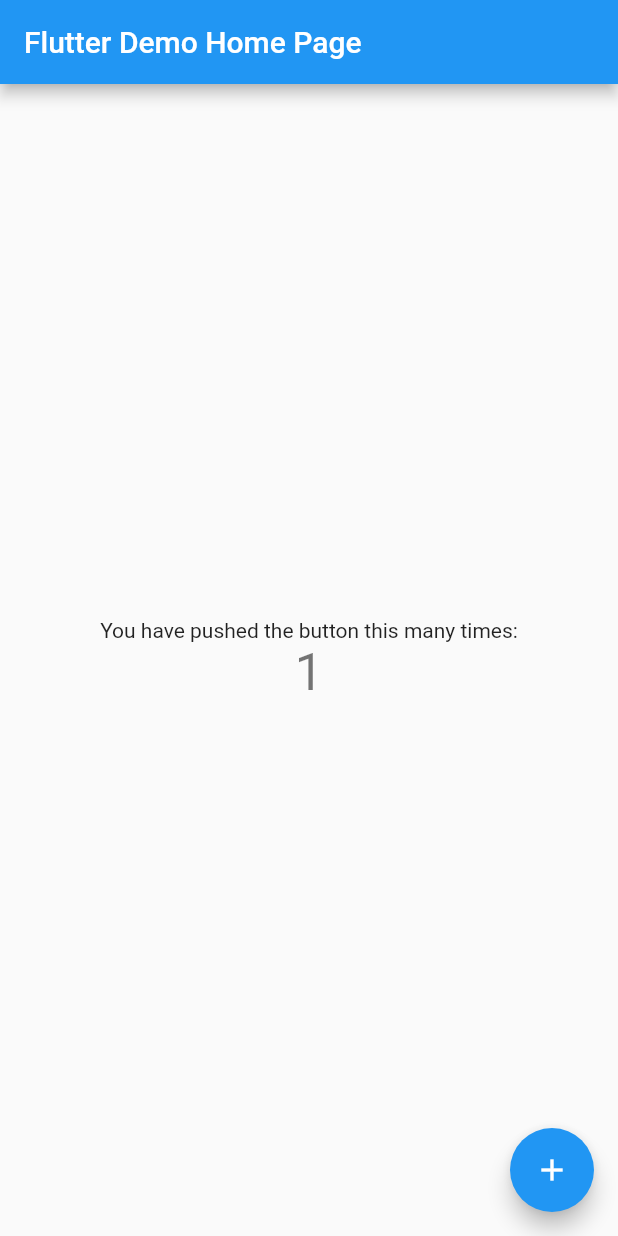
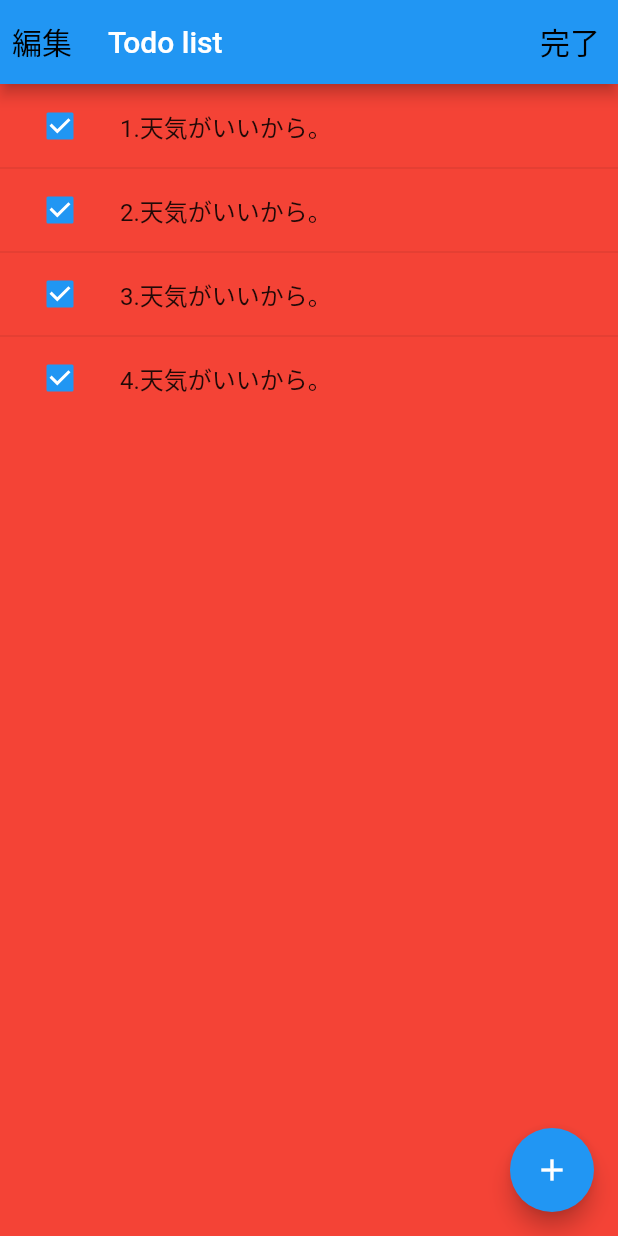
Before and after one commit to MasterHiei/todo_list, a Flutter app: the screen it shows after launch, after a tap on the "add" icon, on a phone screen of 412 x 824 dp. Run offline on Flutter 3.47's test engine with Material 2 defaults, Android fonts, the phone set to English and light mode, and no system bars.

Commit message:
part 1: implement ui

```diff
--- a/lib/main.dart
+++ b/lib/main.dart
@@ -7,109 +7,96 @@ void main() {
 class MyApp extends StatelessWidget {
   const MyApp({super.key});
 
-  // This widget is the root of your application.
   @override
   Widget build(BuildContext context) {
     return MaterialApp(
-      title: 'Flutter Demo',
+      title: 'Todo list',
       theme: ThemeData(
-        // This is the theme of your application.
-        //
-        // Try running your application with "flutter run". You'll see the
-        // application has a blue toolbar. Then, without quitting the app, try
-        // changing the primarySwatch below to Colors.green and then invoke
-        // "hot reload" (press "r" in the console where you ran "flutter run",
-        // or simply save your changes to "hot reload" in a Flutter IDE).
-        // Notice that the counter didn't reset back to zero; the application
-        // is not restarted.
-        primarySwatch: Colors.blue,
+        scaffoldBackgroundColor: Colors.red,
       ),
-      home: const MyHomePage(title: 'Flutter Demo Home Page'),
+      home: const TodoHome(),
     );
   }
 }
 
-class MyHomePage extends StatefulWidget {
-  const MyHomePage({super.key, required this.title});
-
-  // This widget is the home page of your application. It is stateful, meaning
-  // that it has a State object (defined below) that contains fields that affect
-  // how it looks.
-
-  // This class is the configuration for the state. It holds the values (in this
-  // case the title) provided by the parent (in this case the App widget) and
-  // used by the build method of the State. Fields in a Widget subclass are
-  // always marked "final".
-
-  final String title;
-
-  @override
-  State<MyHomePage> createState() => _MyHomePageState();
-}
-
-class _MyHomePageState extends State<MyHomePage> {
-  int _counter = 0;
-
-  void _incrementCounter() {
-    setState(() {
-      // This call to setState tells the Flutter framework that something has
-      // changed in this State, which causes it to rerun the build method below
-      // so that the display can reflect the updated values. If we changed
-      // _counter without calling setState(), then the build method would not be
-      // called again, and so nothing would appear to happen.
-      _counter++;
-    });
-  }
+class TodoHome extends StatelessWidget {
+  const TodoHome({Key? key}) : super(key: key);
 
   @override
   Widget build(BuildContext context) {
-    // This method is rerun every time setState is called, for instance as done
-    // by the _incrementCounter method above.
-    //
-    // The Flutter framework has been optimized to make rerunning build methods
-    // fast, so that you can just rebuild anything that needs updating rather
-    // than having to individually change instances of widgets.
     return Scaffold(
       appBar: AppBar(
-        // Here we take the value from the MyHomePage object that was created by
-        // the App.build method, and use it to set our appbar title.
-        title: Text(widget.title),
+        leading: TextButton(
+          child: const Text(
+            '編集',
+            style: TextStyle(color: Colors.black, fontSize: 20),
+          ),
+          onPressed: () {},
+        ),
+        title: const Text('Todo list'),
+        actions: [
+          TextButton(
+            child: const Text(
+              '完了',
+              style: TextStyle(color: Colors.black, fontSize: 20),
+            ),
+            onPressed: () {},
+          ),
+        ],
       ),
-      body: Center(
-        // Center is a layout widget. It takes a single child and positions it
-        // in the middle of the parent.
-        child: Column(
-          // Column is also a layout widget. It takes a list of children and
-          // arranges them vertically. By default, it sizes itself to fit its
-          // children horizontally, and tries to be as tall as its parent.
-          //
-          // Invoke "debug painting" (press "p" in the console, choose the
-          // "Toggle Debug Paint" action from the Flutter Inspector in Android
-          // Studio, or the "Toggle Debug Paint" command in Visual Studio Code)
-          // to see the wireframe for each widget.
-          //
-          // Column has various properties to control how it sizes itself and
-          // how it positions its children. Here we use mainAxisAlignment to
-          // center the children vertically; the main axis here is the vertical
-          // axis because Columns are vertical (the cross axis would be
-          // horizontal).
-          mainAxisAlignment: MainAxisAlignment.center,
-          children: <Widget>[
-            const Text(
-              'You have pushed the button this many times:',
+      body: ListView(
+        children: ListTile.divideTiles(
+          context: context,
+          tiles: [
+            ListTile(
+              leading: Checkbox(
+                onChanged: (_) {},
+                value: true,
+              ),
+              title: const Text('1.天気がいいから。'),
+              onTap: () {
+                debugPrint('11111');
+              },
             ),
-            Text(
-              '$_counter',
-              style: Theme.of(context).textTheme.headline4,
+            ListTile(
+              leading: Checkbox(
+                onChanged: (_) {},
+                value: true,
+              ),
+              title: const Text('2.天気がいいから。'),
+              onTap: () {
+                debugPrint('22222');
+              },
+            ),
+            ListTile(
+              leading: Checkbox(
+                onChanged: (_) {},
+                value: true,
+              ),
+              title: const Text('3.天気がいいから。'),
+              onTap: () {
+                debugPrint('33333');
+              },
+            ),
+            ListTile(
+              leading: Checkbox(
+                onChanged: (_) {},
+                value: true,
+              ),
+              title: const Text('4.天気がいいから。'),
+              onTap: () {
+                debugPrint('44444');
+              },
             ),
           ],
-        ),
+        ).toList(),
       ),
       floatingActionButton: FloatingActionButton(
-        onPressed: _incrementCounter,
-        tooltip: 'Increment',
+        onPressed: () {
+          debugPrint('tap tap');
+        },
         child: const Icon(Icons.add),
-      ), // This trailing comma makes auto-formatting nicer for build methods.
+      ),
     );
   }
 }
```
